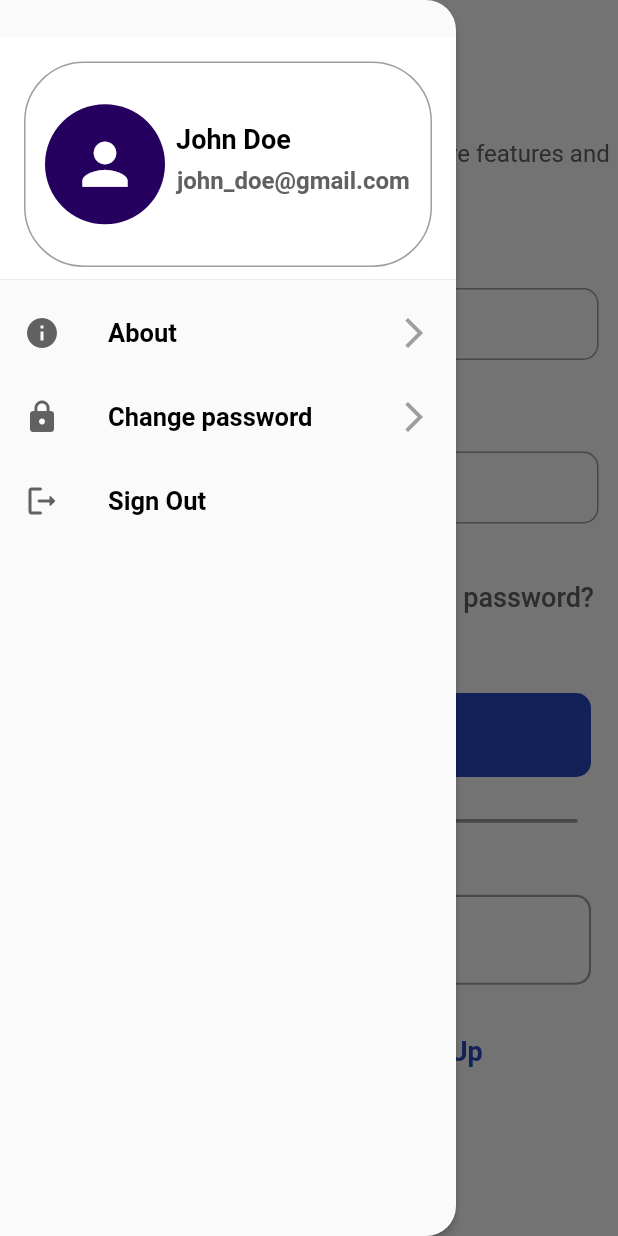
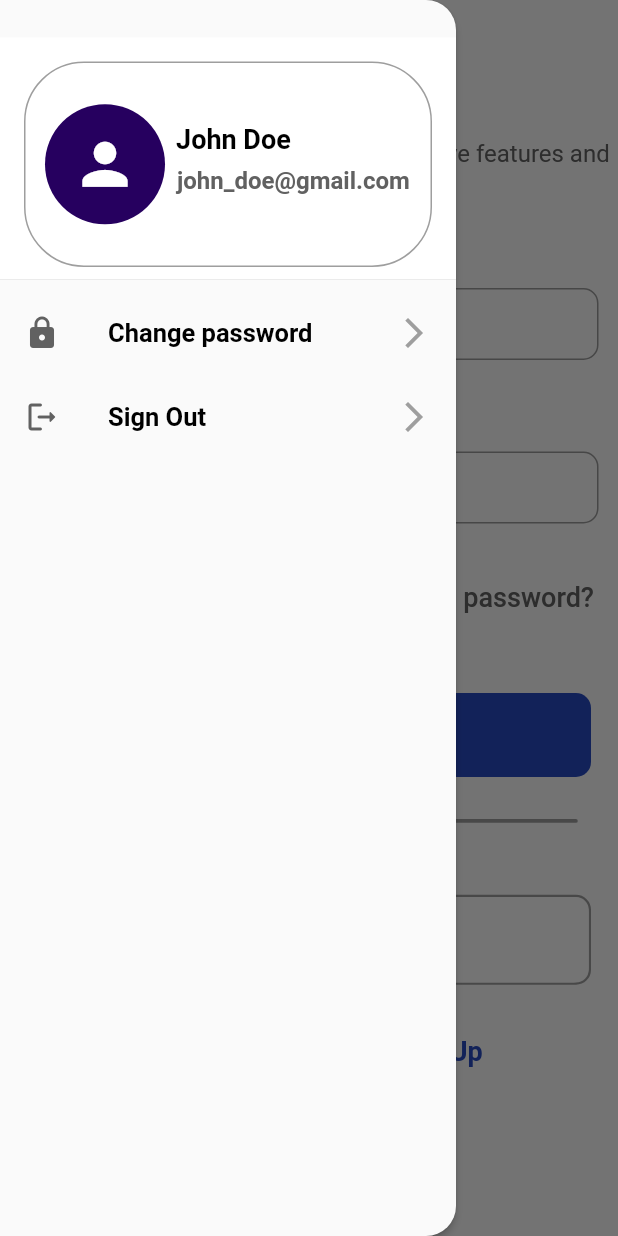
Before and after one commit to anthonyarinze/student_app, a Flutter app: the screen it shows after launch, with the side drawer open, on a phone screen of 412 x 824 dp. Run offline on Flutter 3.47's test engine with Material 2 defaults, Android fonts, the phone set to English and light mode, and no system bars; our stand-ins replace date_picker_timeline, firebase_auth, firebase_core, flutter_local_notifications, flutter_native_timezone, flutter_staggered_animations and 6 more; accounts and stored records are empty.

```diff
--- a/lib/main.dart
+++ b/lib/main.dart
@@ -56,6 +56,7 @@ class MainPage extends StatelessWidget {
               bottomRight: Radius.circular(20.0),
             ),
           ),
+
           //ListView used to ensure user can scroll if there isn't enough vertical real estate.
           child: ListView(
             //Important: Remove any padding from the ListView.
@@ -120,22 +121,6 @@ class MainPage extends StatelessWidget {
               ),
               ListTile(
                 leading: Icon(
-                  Icons.info,
-                  color: Colors.grey.shade700,
-                ),
-                title: const Text(
-                  "About",
-                  style: TextStyle(
-                    color: Colors.black,
-                    fontWeight: FontWeight.bold,
-                    fontSize: 17,
-                  ),
-                ),
-                trailing:
-                    const Icon(Icons.arrow_forward_ios, color: Colors.grey),
-              ),
-              ListTile(
-                leading: Icon(
                   Icons.lock,
                   color: Colors.grey.shade700,
                 ),
@@ -164,6 +149,8 @@ class MainPage extends StatelessWidget {
                     fontSize: 17,
                   ),
                 ),
+                trailing:
+                    const Icon(Icons.arrow_forward_ios, color: Colors.grey),
               ),
             ],
           ),
```
Also changed, not shown: lib/pages/home.dart (+10 -35 lines), lib/utils/widgets.dart (+26 -29 lines).
